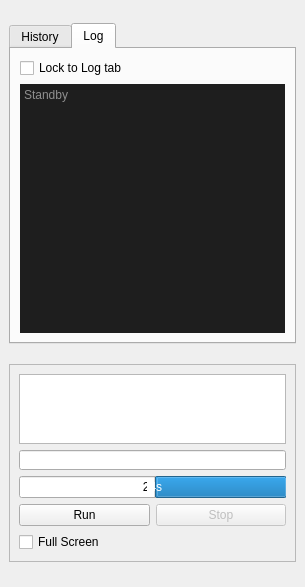
This is qtUI/Runner.ui in jupiterbjy/python-macro-practice as Qt 5 draws it before an edit. The edited form follows.
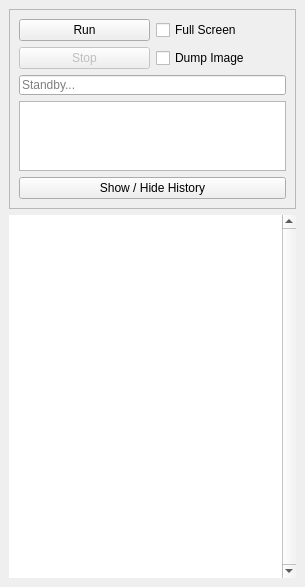
This is the edited form. The open tabs and pages were chosen to show the change.

Commit message: Overhauling windows to be able to open / hide windows respectively. Broken at this stage.

Diff of the .ui file:
```diff
--- a/qtUI/Runner.ui
+++ b/qtUI/Runner.ui
@@ -35,166 +35,98 @@
    <string notr="true"/>
   </property>
   <widget class="QWidget" name="centralwidget">
-   <layout class="QGridLayout" name="gridLayout_3">
-    <item row="0" column="0">
-     <widget class="QTabWidget" name="tabWidget">
-      <property name="sizePolicy">
-       <sizepolicy hsizetype="Fixed" vsizetype="Fixed">
-        <horstretch>0</horstretch>
-        <verstretch>0</verstretch>
-       </sizepolicy>
-      </property>
-      <property name="minimumSize">
-       <size>
-        <width>287</width>
-        <height>321</height>
-       </size>
-      </property>
-      <property name="maximumSize">
-       <size>
-        <width>287</width>
-        <height>321</height>
-       </size>
-      </property>
-      <property name="tabPosition">
-       <enum>QTabWidget::North</enum>
-      </property>
-      <property name="tabShape">
-       <enum>QTabWidget::Rounded</enum>
-      </property>
-      <property name="currentIndex">
-       <number>0</number>
-      </property>
-      <property name="elideMode">
-       <enum>Qt::ElideNone</enum>
-      </property>
-      <widget class="QWidget" name="History">
-       <attribute name="title">
-        <string>History</string>
-       </attribute>
-       <widget class="QListWidget" name="sequenceList">
-        <property name="geometry">
-         <rect>
-          <x>10</x>
-          <y>10</y>
-          <width>265</width>
-          <height>279</height>
-         </rect>
-        </property>
-        <property name="frameShape">
-         <enum>QFrame::NoFrame</enum>
-        </property>
-        <property name="frameShadow">
-         <enum>QFrame::Plain</enum>
-        </property>
-        <property name="verticalScrollBarPolicy">
-         <enum>Qt::ScrollBarAlwaysOn</enum>
-        </property>
-        <property name="horizontalScrollBarPolicy">
-         <enum>Qt::ScrollBarAlwaysOff</enum>
-        </property>
-        <property name="editTriggers">
-         <set>QAbstractItemView::NoEditTriggers</set>
-        </property>
-        <property name="dragDropMode">
-         <enum>QAbstractItemView::NoDragDrop</enum>
-        </property>
-        <property name="defaultDropAction">
-         <enum>Qt::IgnoreAction</enum>
-        </property>
-        <property name="alternatingRowColors">
-         <bool>true</bool>
-        </property>
-        <property name="movement">
-         <enum>QListView::Static</enum>
-        </property>
-        <property name="flow">
-         <enum>QListView::TopToBottom</enum>
-        </property>
-        <property name="viewMode">
-         <enum>QListView::ListMode</enum>
-        </property>
-        <property name="selectionRectVisible">
-         <bool>true</bool>
-        </property>
-       </widget>
-      </widget>
-      <widget class="QWidget" name="Log">
-       <attribute name="title">
-        <string>Log</string>
-       </attribute>
-       <layout class="QGridLayout" name="gridLayout_4">
-        <item row="0" column="0">
-         <widget class="QCheckBox" name="lockLogCheck">
-          <property name="text">
-           <string>Lock to Log tab</string>
-          </property>
-         </widget>
-        </item>
-        <item row="1" column="0">
-         <widget class="QTextEdit" name="outputTextEdit">
-          <property name="styleSheet">
-           <string notr="true">background-color: rgb(30, 30, 30);
-color: rgb(255, 255, 255);</string>
-          </property>
-          <property name="frameShape">
-           <enum>QFrame::NoFrame</enum>
-          </property>
-          <property name="frameShadow">
-           <enum>QFrame::Raised</enum>
-          </property>
-          <property name="lineWidth">
-           <number>0</number>
-          </property>
-          <property name="verticalScrollBarPolicy">
-           <enum>Qt::ScrollBarAlwaysOff</enum>
-          </property>
-          <property name="horizontalScrollBarPolicy">
-           <enum>Qt::ScrollBarAlwaysOff</enum>
-          </property>
-          <property name="autoFormatting">
-           <set>QTextEdit::AutoNone</set>
-          </property>
-          <property name="undoRedoEnabled">
-           <bool>false</bool>
-          </property>
-          <property name="lineWrapMode">
-           <enum>QTextEdit::WidgetWidth</enum>
-          </property>
-          <property name="lineWrapColumnOrWidth">
-           <number>0</number>
-          </property>
-          <property name="readOnly">
-           <bool>true</bool>
-          </property>
-          <property name="placeholderText">
-           <string>Standby</string>
-          </property>
-         </widget>
-        </item>
-       </layout>
-      </widget>
-     </widget>
-    </item>
-    <item row="1" column="0">
+   <layout class="QVBoxLayout" name="verticalLayout_2">
+    <item>
      <widget class="QFrame" name="frame">
-      <property name="sizePolicy">
-       <sizepolicy hsizetype="Fixed" vsizetype="Fixed">
-        <horstretch>0</horstretch>
-        <verstretch>0</verstretch>
-       </sizepolicy>
-      </property>
       <property name="frameShape">
        <enum>QFrame::StyledPanel</enum>
       </property>
       <property name="frameShadow">
        <enum>QFrame::Raised</enum>
       </property>
-      <layout class="QGridLayout" name="gridLayout_2">
-       <item row="0" column="0">
+      <layout class="QVBoxLayout" name="verticalLayout">
+       <item>
+        <layout class="QGridLayout" name="gridLayout">
+         <item row="1" column="0">
+          <widget class="QPushButton" name="stopButton">
+           <property name="enabled">
+            <bool>false</bool>
+           </property>
+           <property name="sizePolicy">
+            <sizepolicy hsizetype="Preferred" vsizetype="Fixed">
+             <horstretch>0</horstretch>
+             <verstretch>0</verstretch>
+            </sizepolicy>
+           </property>
+           <property name="text">
+            <string>Stop</string>
+           </property>
+          </widget>
+         </item>
+         <item row="0" column="0">
+          <widget class="QPushButton" name="runButton">
+           <property name="sizePolicy">
+            <sizepolicy hsizetype="Preferred" vsizetype="Fixed">
+             <horstretch>0</horstretch>
+             <verstretch>0</verstretch>
+            </sizepolicy>
+           </property>
+           <property name="text">
+            <string>Run</string>
+           </property>
+          </widget>
+         </item>
+         <item row="0" column="1">
+          <widget class="QCheckBox" name="fullScreenCheck">
+           <property name="text">
+            <string>Full Screen</string>
+           </property>
+          </widget>
+         </item>
+         <item row="1" column="1">
+          <widget class="QCheckBox" name="dumpImageCheck">
+           <property name="text">
+            <string>Dump Image</string>
+           </property>
+          </widget>
+         </item>
+        </layout>
+       </item>
+       <item>
+        <widget class="QLineEdit" name="runLine">
+         <property name="enabled">
+          <bool>true</bool>
+         </property>
+         <property name="sizePolicy">
+          <sizepolicy hsizetype="Expanding" vsizetype="Fixed">
+           <horstretch>0</horstretch>
+           <verstretch>0</verstretch>
+          </sizepolicy>
+         </property>
+         <property name="minimumSize">
+          <size>
+           <width>0</width>
+           <height>20</height>
+          </size>
+         </property>
+         <property name="maximumSize">
+          <size>
+           <width>287</width>
+           <height>20</height>
+          </size>
+         </property>
+         <property name="readOnly">
+          <bool>true</bool>
+         </property>
+         <property name="placeholderText">
+          <string>Standby...</string>
+         </property>
+        </widget>
+       </item>
+       <item>
         <widget class="QListWidget" name="currentSeq">
          <property name="sizePolicy">
-          <sizepolicy hsizetype="Fixed" vsizetype="Fixed">
+          <sizepolicy hsizetype="Expanding" vsizetype="Fixed">
            <horstretch>0</horstretch>
            <verstretch>0</verstretch>
           </sizepolicy>
@@ -207,7 +139,7 @@
          </property>
          <property name="maximumSize">
           <size>
-           <width>267</width>
+           <width>287</width>
            <height>70</height>
           </size>
          </property>
@@ -234,99 +166,74 @@
          </property>
         </widget>
        </item>
-       <item row="1" column="0">
-        <widget class="QLineEdit" name="runLine">
-         <property name="enabled">
-          <bool>true</bool>
-         </property>
+       <item>
+        <widget class="QPushButton" name="historyButton">
          <property name="sizePolicy">
-          <sizepolicy hsizetype="Fixed" vsizetype="Fixed">
+          <sizepolicy hsizetype="Preferred" vsizetype="Fixed">
            <horstretch>0</horstretch>
            <verstretch>0</verstretch>
           </sizepolicy>
          </property>
-         <property name="minimumSize">
-          <size>
-           <width>267</width>
-           <height>20</height>
-          </size>
-         </property>
-         <property name="maximumSize">
-          <size>
-           <width>267</width>
-           <height>20</height>
-          </size>
-         </property>
-         <property name="readOnly">
-          <bool>true</bool>
-         </property>
-        </widget>
-       </item>
-       <item row="3" column="0">
-        <layout class="QGridLayout" name="gridLayout">
-         <item row="1" column="0">
-          <widget class="QCheckBox" name="fullScreenCheck">
-           <property name="text">
-            <string>Full Screen</string>
-           </property>
-          </widget>
-         </item>
-         <item row="0" column="0">
-          <widget class="QPushButton" name="runButton">
-           <property name="sizePolicy">
-            <sizepolicy hsizetype="Preferred" vsizetype="Fixed">
-             <horstretch>0</horstretch>
-             <verstretch>0</verstretch>
-            </sizepolicy>
-           </property>
-           <property name="text">
-            <string>Run</string>
-           </property>
-          </widget>
-         </item>
-         <item row="0" column="1">
-          <widget class="QPushButton" name="StopButton">
-           <property name="enabled">
-            <bool>false</bool>
-           </property>
-           <property name="sizePolicy">
-            <sizepolicy hsizetype="Preferred" vsizetype="Fixed">
-             <horstretch>0</horstretch>
-             <verstretch>0</verstretch>
-            </sizepolicy>
-           </property>
-           <property name="text">
-            <string>Stop</string>
-           </property>
-          </widget>
-         </item>
-        </layout>
-       </item>
-       <item row="2" column="0">
-        <widget class="QProgressBar" name="progressBar">
-         <property name="maximum">
-          <number>50</number>
-         </property>
-         <property name="value">
-          <number>24</number>
-         </property>
-         <property name="textVisible">
-          <bool>true</bool>
-         </property>
-         <property name="invertedAppearance">
-          <bool>true</bool>
-         </property>
-         <property name="textDirection">
-          <enum>QProgressBar::TopToBottom</enum>
-         </property>
-         <property name="format">
-          <string>%vs</string>
+         <property name="text">
+          <string>Show / Hide History</string>
          </property>
         </widget>
        </item>
       </layout>
      </widget>
     </item>
+    <item>
+     <widget class="QListWidget" name="sequenceList">
+      <property name="sizePolicy">
+       <sizepolicy hsizetype="Expanding" vsizetype="Expanding">
+        <horstretch>0</horstretch>
+        <verstretch>0</verstretch>
+       </sizepolicy>
+      </property>
+      <property name="maximumSize">
+       <size>
+        <width>16777215</width>
+        <height>16777215</height>
+       </size>
+      </property>
+      <property name="frameShape">
+       <enum>QFrame::NoFrame</enum>
+      </property>
+      <property name="frameShadow">
+       <enum>QFrame::Plain</enum>
+      </property>
+      <property name="verticalScrollBarPolicy">
+       <enum>Qt::ScrollBarAlwaysOn</enum>
+      </property>
+      <property name="horizontalScrollBarPolicy">
+       <enum>Qt::ScrollBarAlwaysOff</enum>
+      </property>
+      <property name="editTriggers">
+       <set>QAbstractItemView::NoEditTriggers</set>
+      </property>
+      <property name="dragDropMode">
+       <enum>QAbstractItemView::NoDragDrop</enum>
+      </property>
+      <property name="defaultDropAction">
+       <enum>Qt::IgnoreAction</enum>
+      </property>
+      <property name="alternatingRowColors">
+       <bool>true</bool>
+      </property>
+      <property name="movement">
+       <enum>QListView::Static</enum>
+      </property>
+      <property name="flow">
+       <enum>QListView::TopToBottom</enum>
+      </property>
+      <property name="viewMode">
+       <enum>QListView::ListMode</enum>
+      </property>
+      <property name="selectionRectVisible">
+       <bool>true</bool>
+      </property>
+     </widget>
+    </item>
    </layout>
   </widget>
  </widget>
```
Left out of the diff: 6 changed lines with no effect on the pictures. The commit also changes 8 other files.
